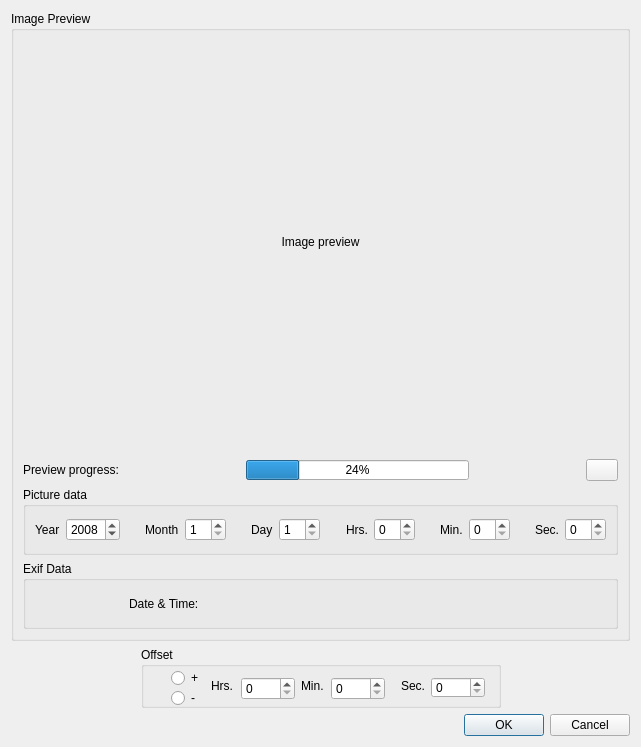
Qt form easygeotagger/src/plugins/gps_plugin/egtsynchronize.ui (alexbruy/EasyGeoTagger) before a commit.
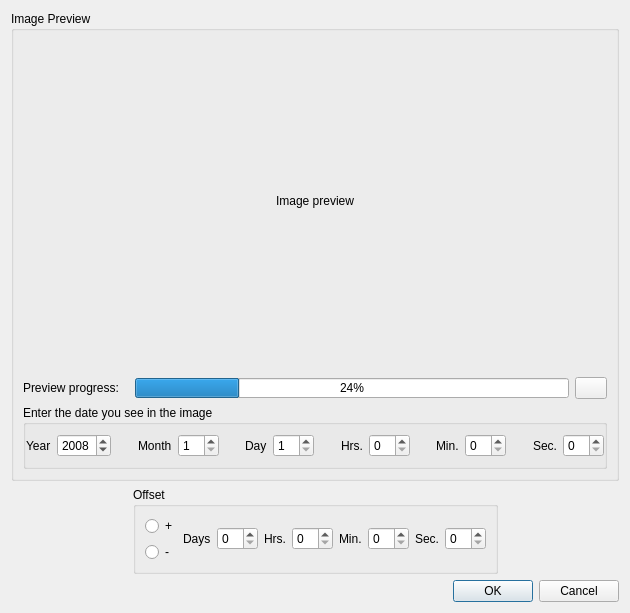
The same form after that commit.

```diff
--- a/easygeotagger/src/plugins/gps_plugin/egtsynchronize.ui
+++ b/easygeotagger/src/plugins/gps_plugin/egtsynchronize.ui
@@ -1,12 +1,12 @@
 <ui version="4.0" >
  <class>EgtSynchronizeDialogBase</class>
- <widget class="QDialog" name="EgtSynchronizeDialogBase" >
-  <property name="geometry" >
+ <widget class="QDialog" name="EgtSynchronizeDialogBase">
+  <property name="geometry">
    <rect>
     <x>0</x>
     <y>0</y>
-    <width>641</width>
-    <height>747</height>
+    <width>630</width>
+    <height>613</height>
    </rect>
   </property>
   <property name="sizePolicy" >
@@ -54,132 +54,9 @@
      </property>
     </spacer>
    </item>
-   <item row="1" column="1" >
-    <widget class="QGroupBox" name="groupBoxOffset" >
-     <property name="minimumSize" >
-      <size>
-       <width>360</width>
-       <height>61</height>
-      </size>
-     </property>
-     <property name="maximumSize" >
-      <size>
-       <width>380</width>
-       <height>61</height>
-      </size>
-     </property>
-     <property name="title" >
-      <string>Offset</string>
-     </property>
-     <widget class="QSpinBox" name="sbHours" >
-      <property name="geometry" >
-       <rect>
-        <x>100</x>
-        <y>30</y>
-        <width>54</width>
-        <height>23</height>
-       </rect>
-      </property>
-      <property name="maximum" >
-       <number>23</number>
-      </property>
-     </widget>
-     <widget class="QSpinBox" name="sbMinutes" >
-      <property name="geometry" >
-       <rect>
-        <x>190</x>
-        <y>30</y>
-        <width>54</width>
-        <height>23</height>
-       </rect>
-      </property>
-      <property name="maximum" >
-       <number>59</number>
-      </property>
-     </widget>
-     <widget class="QSpinBox" name="sbSeconds" >
-      <property name="geometry" >
-       <rect>
-        <x>290</x>
-        <y>30</y>
-        <width>54</width>
-        <height>21</height>
-       </rect>
-      </property>
-      <property name="maximum" >
-       <number>59</number>
-      </property>
-     </widget>
-     <widget class="QLabel" name="label" >
-      <property name="geometry" >
-       <rect>
-        <x>260</x>
-        <y>30</y>
-        <width>26</width>
-        <height>17</height>
-       </rect>
-      </property>
-      <property name="text" >
-       <string>Sec.</string>
-      </property>
-     </widget>
-     <widget class="QLabel" name="label_2" >
-      <property name="geometry" >
-       <rect>
-        <x>160</x>
-        <y>30</y>
-        <width>26</width>
-        <height>17</height>
-       </rect>
-      </property>
-      <property name="text" >
-       <string>Min.</string>
-      </property>
-     </widget>
-     <widget class="QLabel" name="label_3" >
-      <property name="geometry" >
-       <rect>
-        <x>70</x>
-        <y>30</y>
-        <width>26</width>
-        <height>17</height>
-       </rect>
-      </property>
-      <property name="text" >
-       <string>Hrs.</string>
-      </property>
-     </widget>
-     <widget class="QRadioButton" name="rbtnPositive" >
-      <property name="geometry" >
-       <rect>
-        <x>30</x>
-        <y>20</y>
-        <width>33</width>
-        <height>22</height>
-       </rect>
-      </property>
-      <property name="text" >
-       <string>+</string>
-      </property>
-     </widget>
-     <widget class="QRadioButton" name="rbtnNegative" >
-      <property name="geometry" >
-       <rect>
-        <x>30</x>
-        <y>40</y>
-        <width>27</width>
-        <height>22</height>
-       </rect>
-      </property>
-      <property name="text" >
-       <string>-</string>
-      </property>
-     </widget>
-    </widget>
-   </item>
-   <item row="2" column="0" colspan="3" >
-    <widget class="QDialogButtonBox" name="buttonBox" >
-     <property name="orientation" >
+   <item row="2" column="0" colspan="3">
+    <widget class="QDialogButtonBox" name="buttonBox">
+     <property name="orientation">
       <enum>Qt::Horizontal</enum>
      </property>
      <property name="standardButtons" >
@@ -187,12 +64,18 @@
      </property>
     </widget>
    </item>
-   <item row="0" column="0" colspan="3" >
-    <widget class="QGroupBox" name="groupBoxPreview" >
-     <property name="minimumSize" >
+   <item row="0" column="0" colspan="3">
+    <widget class="QGroupBox" name="gbPreview">
+     <property name="sizePolicy">
+      <sizepolicy hsizetype="Expanding" vsizetype="Expanding">
+       <horstretch>0</horstretch>
+       <verstretch>0</verstretch>
+      </sizepolicy>
+     </property>
+     <property name="minimumSize">
       <size>
        <width>0</width>
-       <height>627</height>
+       <height>0</height>
       </size>
      </property>
      <property name="title" >
@@ -215,9 +98,9 @@
         </property>
        </spacer>
       </item>
-      <item row="1" column="1" colspan="3" >
-       <spacer name="verticalSpacer_3" >
-        <property name="orientation" >
+      <item row="1" column="1" colspan="2">
+       <spacer name="verticalSpacer_3">
+        <property name="orientation">
          <enum>Qt::Vertical</enum>
         </property>
         <property name="sizeType" >
@@ -231,9 +114,9 @@
         </property>
        </spacer>
       </item>
-      <item row="1" column="5" >
-       <spacer name="verticalSpacer_5" >
-        <property name="orientation" >
+      <item row="1" column="3">
+       <spacer name="verticalSpacer_5">
+        <property name="orientation">
          <enum>Qt::Vertical</enum>
         </property>
         <property name="sizeType" >
@@ -247,57 +130,9 @@
         </property>
        </spacer>
       </item>
-      <item row="2" column="2" >
-       <spacer name="horizontalSpacer_8" >
-        <property name="orientation" >
-         <enum>Qt::Horizontal</enum>
-        </property>
-        <property name="sizeHint" stdset="0" >
-         <size>
-          <width>33</width>
-          <height>18</height>
-         </size>
-        </property>
-       </spacer>
-      </item>
-      <item row="2" column="4" >
-       <spacer name="horizontalSpacer_7" >
-        <property name="orientation" >
-         <enum>Qt::Horizontal</enum>
-        </property>
-        <property name="sizeHint" stdset="0" >
-         <size>
-          <width>40</width>
-          <height>20</height>
-         </size>
-        </property>
-       </spacer>
-      </item>
-      <item row="0" column="0" colspan="6" >
-       <widget class="QLabel" name="labelPreview" >
-        <property name="minimumSize" >
-         <size>
-          <width>0</width>
-          <height>0</height>
-         </size>
-        </property>
-        <property name="maximumSize" >
-         <size>
-          <width>16777215</width>
-          <height>16777215</height>
-         </size>
-        </property>
-        <property name="text" >
-         <string>Image preview</string>
-        </property>
-        <property name="alignment" >
-         <set>Qt::AlignCenter</set>
-        </property>
-       </widget>
-      </item>
-      <item row="2" column="0" colspan="2" >
-       <widget class="QLabel" name="label_4" >
-        <property name="minimumSize" >
+      <item row="2" column="0" colspan="2">
+       <widget class="QLabel" name="label_4">
+        <property name="minimumSize">
          <size>
           <width>106</width>
           <height>20</height>
@@ -308,9 +143,9 @@
         </property>
        </widget>
       </item>
-      <item row="2" column="3" >
-       <widget class="QProgressBar" name="pbarProgressBar" >
-        <property name="minimumSize" >
+      <item row="2" column="2">
+       <widget class="QProgressBar" name="pbarProgressBar">
+        <property name="minimumSize">
          <size>
           <width>223</width>
           <height>20</height>
@@ -327,9 +162,9 @@
         </property>
        </widget>
       </item>
-      <item row="2" column="5" >
-       <widget class="QPushButton" name="pbtnOpenPic" >
-        <property name="maximumSize" >
+      <item row="2" column="3">
+       <widget class="QPushButton" name="pbtnOpenImage">
+        <property name="maximumSize">
          <size>
           <width>32</width>
           <height>32</height>
@@ -340,56 +175,9 @@
         </property>
        </widget>
       </item>
-      <item row="4" column="0" colspan="6" >
-       <widget class="QGroupBox" name="groupBox_2" >
-        <property name="maximumSize" >
-         <size>
-          <width>16777215</width>
-          <height>68</height>
-         </size>
-        </property>
-        <property name="title" >
-         <string>Exif Data</string>
-        </property>
-        <layout class="QHBoxLayout" name="horizontalLayout" >
-         <item>
-          <widget class="QLabel" name="labelInfoTimeStamp" >
-           <property name="maximumSize" >
-            <size>
-             <width>81</width>
-             <height>191</height>
-            </size>
-           </property>
-           <property name="text" >
-            <string>Date &amp; Time:</string>
-           </property>
-          </widget>
-         </item>
-         <item>
-          <widget class="QLabel" name="labelTimeStamp" >
-           <property name="minimumSize" >
-            <size>
-             <width>200</width>
-             <height>17</height>
-            </size>
-           </property>
-           <property name="maximumSize" >
-            <size>
-             <width>200</width>
-             <height>17</height>
-            </size>
-           </property>
-           <property name="text" >
-            <string/>
-           </property>
-          </widget>
-         </item>
-        </layout>
-       </widget>
-      </item>
-      <item row="3" column="0" colspan="6" >
-       <widget class="QGroupBox" name="groupBox_3" >
-        <property name="minimumSize" >
+      <item row="3" column="0" colspan="4">
+       <widget class="QGroupBox" name="groupBox_3">
+        <property name="minimumSize">
          <size>
           <width>0</width>
           <height>0</height>
@@ -401,10 +189,16 @@
           <height>68</height>
          </size>
         </property>
-        <property name="title" >
-         <string>Picture data</string>
+        <property name="title">
+         <string>Enter the date you see in the image</string>
         </property>
-        <layout class="QHBoxLayout" name="horizontalLayout_2" >
+        <layout class="QHBoxLayout" name="horizontalLayout_2">
+         <property name="leftMargin">
+          <number>0</number>
+         </property>
+         <property name="rightMargin">
+          <number>0</number>
+         </property>
          <item>
           <widget class="QLabel" name="label_10" >
            <property name="text" >
@@ -413,8 +207,14 @@
           </widget>
          </item>
          <item>
-          <widget class="QSpinBox" name="sbYear" >
-           <property name="minimumSize" >
+          <widget class="QSpinBox" name="sbYear">
+           <property name="sizePolicy">
+            <sizepolicy hsizetype="Preferred" vsizetype="Fixed">
+             <horstretch>0</horstretch>
+             <verstretch>0</verstretch>
+            </sizepolicy>
+           </property>
+           <property name="minimumSize">
             <size>
              <width>50</width>
              <height>0</height>
@@ -620,25 +420,146 @@
           </widget>
          </item>
          <item>
-          <widget class="QSpinBox" name="sbUserSeconds" >
-           <property name="minimumSize" >
+          <widget class="QSpinBox" name="sbSeconds">
+           <property name="minimumSize">
             <size>
              <width>40</width>
              <height>0</height>
             </size>
            </property>
-           <property name="maximumSize" >
+           <property name="maximumSize">
             <size>
              <width>45</width>
              <height>16777215</height>
             </size>
            </property>
-           <property name="maximum" >
+           <property name="maximum">
             <number>59</number>
            </property>
           </widget>
          </item>
         </layout>
+       </widget>
+      </item>
+      <item row="0" column="0" colspan="4">
+       <widget class="QLabel" name="labelPreview">
+        <property name="sizePolicy">
+         <sizepolicy hsizetype="Expanding" vsizetype="Expanding">
+          <horstretch>0</horstretch>
+          <verstretch>0</verstretch>
+         </sizepolicy>
+        </property>
+        <property name="minimumSize">
+         <size>
+          <width>0</width>
+          <height>300</height>
+         </size>
+        </property>
+        <property name="maximumSize">
+         <size>
+          <width>16777215</width>
+          <height>16777215</height>
+         </size>
+        </property>
+        <property name="text">
+         <string>Image preview</string>
+        </property>
+        <property name="alignment">
+         <set>Qt::AlignCenter</set>
+        </property>
+       </widget>
+      </item>
+     </layout>
+    </widget>
+   </item>
+   <item row="1" column="1">
+    <widget class="QGroupBox" name="groupBoxOffset">
+     <property name="sizePolicy">
+      <sizepolicy hsizetype="Minimum" vsizetype="Minimum">
+       <horstretch>0</horstretch>
+       <verstretch>0</verstretch>
+      </sizepolicy>
+     </property>
+     <property name="minimumSize">
+      <size>
+       <width>0</width>
+       <height>0</height>
+      </size>
+     </property>
+     <property name="maximumSize">
+      <size>
+       <width>10000</width>
+       <height>10000</height>
+      </size>
+     </property>
+     <property name="title">
+      <string>Offset</string>
+     </property>
+     <layout class="QGridLayout" name="gridLayout_3">
+      <item row="0" column="0">
+       <widget class="QRadioButton" name="rbtnPositive">
+        <property name="text">
+         <string>+</string>
+        </property>
+       </widget>
+      </item>
+      <item row="0" column="1" rowspan="2">
+       <widget class="QLabel" name="label_11">
+        <property name="text">
+         <string>Days</string>
+        </property>
+       </widget>
+      </item>
+      <item row="0" column="2" rowspan="2">
+       <widget class="QSpinBox" name="sbOffsetDays"/>
+      </item>
+      <item row="0" column="3" rowspan="2">
+       <widget class="QLabel" name="label_3">
+        <property name="text">
+         <string>Hrs.</string>
+        </property>
+       </widget>
+      </item>
+      <item row="0" column="4" rowspan="2">
+       <widget class="QSpinBox" name="sbOffsetHours">
+        <property name="maximum">
+         <number>23</number>
+        </property>
+       </widget>
+      </item>
+      <item row="0" column="5" rowspan="2">
+       <widget class="QLabel" name="label_2">
+        <property name="text">
+         <string>Min.</string>
+        </property>
+       </widget>
+      </item>
+      <item row="0" column="6" rowspan="2">
+       <widget class="QSpinBox" name="sbOffsetMinutes">
+        <property name="maximum">
+         <number>59</number>
+        </property>
+       </widget>
+      </item>
+      <item row="0" column="7" rowspan="2">
+       <widget class="QLabel" name="label">
+        <property name="text">
+         <string>Sec.</string>
+        </property>
+       </widget>
+      </item>
+      <item row="0" column="8" rowspan="2">
+       <widget class="QSpinBox" name="sbOffsetSeconds">
+        <property name="maximum">
+         <number>59</number>
+        </property>
+       </widget>
+      </item>
+      <item row="1" column="0">
+       <widget class="QRadioButton" name="rbtnNegative">
+        <property name="text">
+         <string>-</string>
+        </property>
        </widget>
       </item>
      </layout>
```
Left out of the diff: 171 changed lines with no effect on the pictures.
